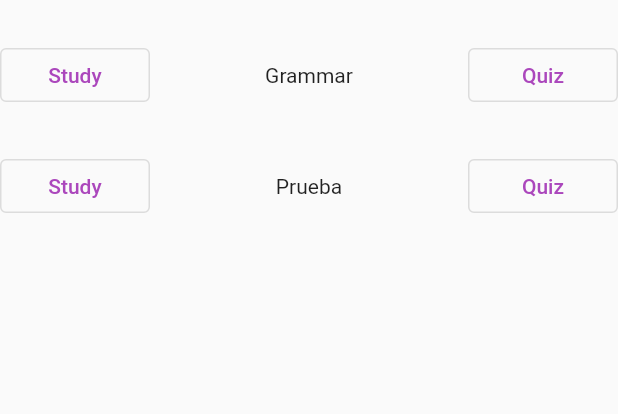
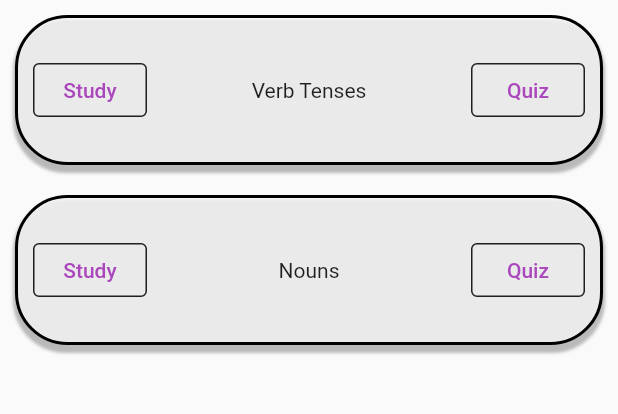
Before and after one commit to Osenian/reien, a Flutter app: the screen it shows after launch, after a tap on "Gramática", on a phone screen of 412 x 824 dp, the part 84-498 px from its top. Run offline on Flutter 3.47's test engine with Material 2 defaults, Android fonts, the phone set to English and light mode, and no system bars; our stand-ins replace share_plus.

Commit message:
Agrega quiz_nouns y quiz_tenses screens

```diff
--- a/lib/screens/grammar.dart
+++ b/lib/screens/grammar.dart
@@ -1,5 +1,6 @@
 import 'package:flutter/material.dart';
-import 'package:reien/screens/quiz.dart';
+import 'package:reien/screens/quiz_nouns.dart';
+import 'package:reien/screens/quiz_tenses.dart';
 import 'package:share_plus/share_plus.dart';
 
 class Grammar extends StatelessWidget {
@@ -22,10 +23,51 @@ class Grammar extends StatelessWidget {
                 shrinkWrap: true,
                 children: const <Widget>[
                   SizedBox(
-                    height: 100,
-                    child: Fila(texto: "Grammar"),
+                    height: 120,
+                    child: Padding(
+                      padding: EdgeInsets.all(10),
+                      child: DecoratedBox(
+                        decoration: BoxDecoration(
+                          color: Colors.white70,
+                          border: Border.fromBorderSide(
+                              BorderSide(color: Colors.black, width: 2)),
+                          borderRadius: BorderRadius.all(Radius.circular(35.0)),
+                          boxShadow: [
+                            BoxShadow(
+                              color: Colors.black26,
+                              spreadRadius: 1,
+                              blurRadius: 1,
+                              offset: Offset(0, 4),
                             ),
-                  Fila(texto: "Prueba"),
+                          ],
+                        ),
+                        child: Fila(texto: "Verb Tenses"),
+                      ),
+                    ),
+                  ),
+                  SizedBox(
+                    height: 120,
+                    child: Padding(
+                      padding: EdgeInsets.all(10),
+                      child: DecoratedBox(
+                        decoration: BoxDecoration(
+                          color: Colors.white70,
+                          border: Border.fromBorderSide(
+                              BorderSide(color: Colors.black, width: 2)),
+                          borderRadius: BorderRadius.all(Radius.circular(35.0)),
+                          boxShadow: [
+                            BoxShadow(
+                              color: Colors.black26,
+                              spreadRadius: 1,
+                              blurRadius: 1,
+                              offset: Offset(0, 4),
+                            ),
+                          ],
+                        ),
+                        child: Fila(texto: "Nouns"),
+                      ),
+                    ),
+                  ),
                 ],
               ),
             ),
@@ -48,8 +90,11 @@ class Fila extends StatelessWidget {
         children: <Widget>[
           SizedBox(
             width: 100,
+            child: Padding(
+              padding: const EdgeInsets.all(12),
               child: OutlinedButton(
                 style: OutlinedButton.styleFrom(
+                  side: const BorderSide(width: 1.0, color: Colors.black87),
                   foregroundColor: Colors.purple[400],
                 ),
                 onPressed: () {
@@ -59,6 +104,7 @@ class Fila extends StatelessWidget {
                 child: const Text("Study"),
               ),
             ),
+          ),
           Expanded(
             child: Center(
               child: Text(texto),
@@ -66,19 +112,35 @@ class Fila extends StatelessWidget {
           ),
           SizedBox(
             width: 100,
+            child: Padding(
+              padding: const EdgeInsets.all(12),
               child: OutlinedButton(
                 style: OutlinedButton.styleFrom(
+                  side: const BorderSide(
+                    width: 1.0,
+                    color: Colors.black87,
+                  ),
                   foregroundColor: Colors.purple[400],
                 ),
                 onPressed: () {
+                  if (texto == "Verb Tenses") {
                     Navigator.push(
                       context,
                       MaterialPageRoute(
-                    builder: ((context) => const Quiz()),
+                        builder: ((context) => const QuizTenses()),
                       ),
                     );
+                  } else if (texto == "Nouns") {
+                    Navigator.push(
+                      context,
+                      MaterialPageRoute(
+                        builder: ((context) => const QuizNouns()),
+                      ),
+                    );
+                  }
                 },
                 child: const Text('Quiz'),
+              ),
             ),
           ),
         ],
--- a/lib/screens/quiz.dart
+++ b/lib/screens/quiz_tenses.dart
@@ -2,8 +2,8 @@ import 'package:flutter/material.dart';
 import 'package:flutter/services.dart';
 import 'package:share_plus/share_plus.dart';
 
-class Quiz extends StatelessWidget {
-  const Quiz({super.key});
+class QuizTenses extends StatelessWidget {
+  const QuizTenses({super.key});
 
   @override
   Widget build(BuildContext context) {
```
Also changed, not shown: lib/screens/quiz_nouns.dart (added, +123 -0 lines). Lines whose indentation alone changed are shown as unchanged.
